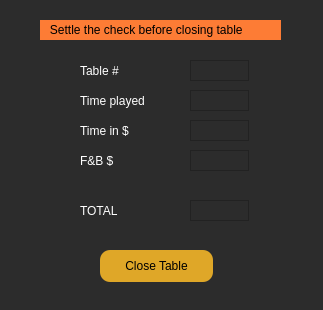
Before: the Qt Designer form tabletab.ui in aj501/NickBilliardsPrjQT, drawn with Qt 5.
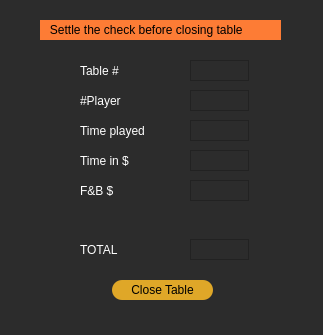
After: the same form once the commit is applied.

```diff
--- a/tabletab.ui
+++ b/tabletab.ui
@@ -10,7 +10,7 @@
     <x>0</x>
     <y>0</y>
     <width>323</width>
-    <height>310</height>
+    <height>335</height>
    </rect>
   </property>
   <property name="windowTitle">
@@ -39,7 +39,7 @@
    <property name="geometry">
     <rect>
      <x>80</x>
-     <y>90</y>
+     <y>120</y>
      <width>81</width>
      <height>21</height>
     </rect>
@@ -55,7 +55,7 @@
    <property name="geometry">
     <rect>
      <x>80</x>
-     <y>120</y>
+     <y>150</y>
      <width>59</width>
      <height>21</height>
     </rect>
@@ -71,7 +71,7 @@
    <property name="geometry">
     <rect>
      <x>80</x>
-     <y>150</y>
+     <y>180</y>
      <width>59</width>
      <height>21</height>
     </rect>
@@ -87,7 +87,7 @@
    <property name="geometry">
     <rect>
      <x>190</x>
-     <y>120</y>
+     <y>150</y>
      <width>59</width>
      <height>21</height>
     </rect>
@@ -109,7 +109,7 @@
    <property name="geometry">
     <rect>
      <x>190</x>
-     <y>150</y>
+     <y>180</y>
      <width>59</width>
      <height>21</height>
     </rect>
@@ -131,7 +131,7 @@
    <property name="geometry">
     <rect>
      <x>190</x>
-     <y>90</y>
+     <y>120</y>
      <width>59</width>
      <height>21</height>
     </rect>
@@ -175,7 +175,7 @@
    <property name="geometry">
     <rect>
      <x>80</x>
-     <y>200</y>
+     <y>239</y>
      <width>59</width>
      <height>21</height>
     </rect>
@@ -191,7 +191,7 @@
    <property name="geometry">
     <rect>
      <x>190</x>
-     <y>200</y>
+     <y>239</y>
      <width>59</width>
      <height>21</height>
     </rect>
@@ -229,10 +229,10 @@
   <widget class="QPushButton" name="CloseTable_Button">
    <property name="geometry">
     <rect>
-     <x>100</x>
-     <y>250</y>
-     <width>113</width>
-     <height>32</height>
+     <x>112</x>
+     <y>280</y>
+     <width>101</width>
+     <height>20</height>
     </rect>
    </property>
    <property name="styleSheet">
@@ -242,6 +242,44 @@
     <string>Close Table</string>
    </property>
   </widget>
+  <widget class="QLabel" name="PlayerNumTab">
+   <property name="geometry">
+    <rect>
+     <x>190</x>
+     <y>90</y>
+     <width>59</width>
+     <height>21</height>
+    </rect>
+   </property>
+   <property name="styleSheet">
+    <string notr="true">color: rgb(255, 255, 255);</string>
+   </property>
+   <property name="frameShape">
+    <enum>QFrame::StyledPanel</enum>
+   </property>
+   <property name="frameShadow">
+    <enum>QFrame::Sunken</enum>
+   </property>
+   <property name="text">
+    <string/>
+   </property>
+  </widget>
+  <widget class="QLabel" name="label_7">
+   <property name="geometry">
+    <rect>
+     <x>80</x>
+     <y>90</y>
+     <width>59</width>
+     <height>21</height>
+    </rect>
+   </property>
+   <property name="styleSheet">
+    <string notr="true">color: rgb(255, 255, 255);</string>
+   </property>
+   <property name="text">
+    <string>#Player</string>
+   </property>
+  </widget>
  </widget>
  <resources/>
  <connections/>
```
